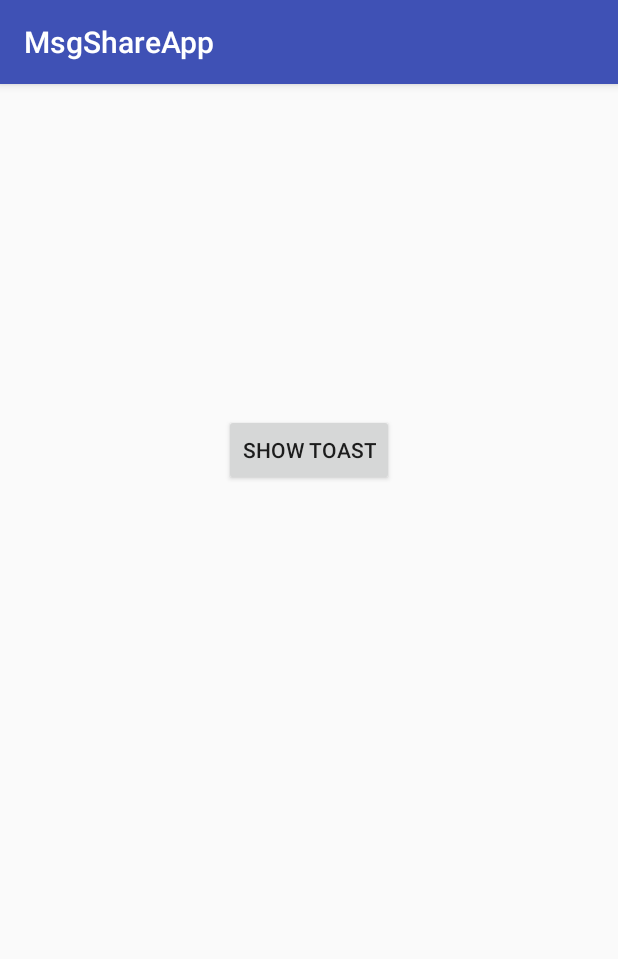
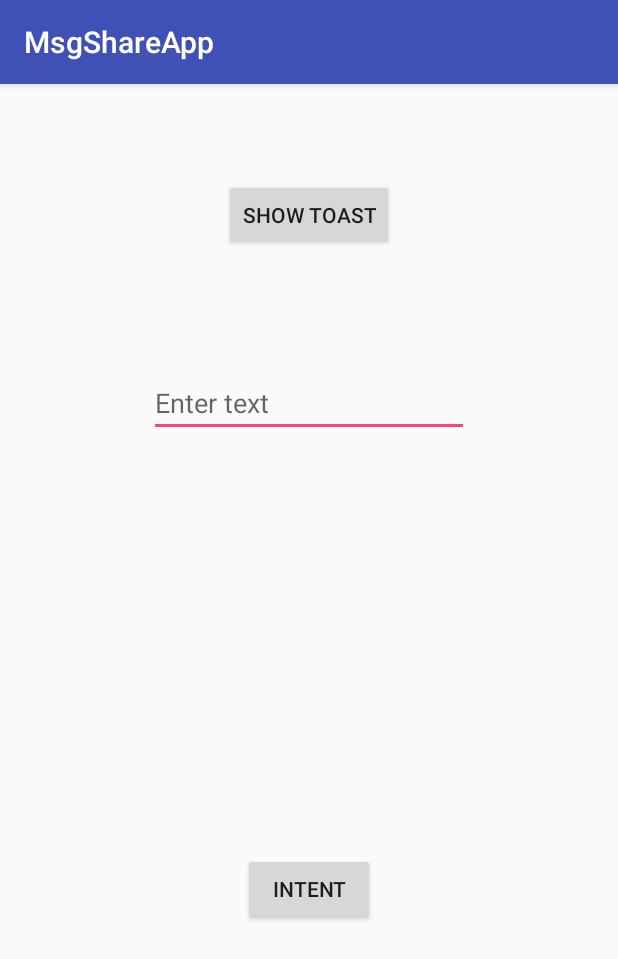
Before and after one commit to marttp/Kotlin-Android-Training, an Android app: the screen it shows after launch (MainActivity), on a phone screen of 412 x 824 dp. Shown: the top 959 px of the screen. Run offline under Robolectric (Android 15) with nearby library versions, the phone set to English and light mode, and no system bars.

Commit message:
First Commit

```diff
--- a/app/build.gradle
+++ b/app/build.gradle
@@ -24,7 +24,7 @@ android {
 
 dependencies {
     implementation fileTree(dir: 'libs', include: ['*.jar'])
-    implementation"org.jetbrains.kotlin:kotlin-stdlib-jre7:$kotlin_version"
+    implementation "org.jetbrains.kotlin:kotlin-stdlib-jre7:$kotlin_version"
     implementation 'com.android.support:appcompat-v7:27.1.1'
     implementation 'com.android.support.constraint:constraint-layout:1.1.2'
     testImplementation 'junit:junit:4.12'
--- a/app/src/main/AndroidManifest.xml
+++ b/app/src/main/AndroidManifest.xml
@@ -16,6 +16,7 @@
                 <category android:name="android.intent.category.LAUNCHER" />
             </intent-filter>
         </activity>
+        <activity android:name=".SecondActivity"></activity>
     </application>
 
 </manifest>
--- a/app/src/main/java/com/example/mart/msgshareapp/MainActivity.kt
+++ b/app/src/main/java/com/example/mart/msgshareapp/MainActivity.kt
@@ -1,6 +1,7 @@
 package com.example.mart.msgshareapp
 
 import android.annotation.SuppressLint
+import android.content.Intent
 import android.support.v7.app.AppCompatActivity
 import android.os.Bundle
 import android.util.Log
@@ -19,5 +20,14 @@ class MainActivity : AppCompatActivity() {
             Log.i("MainActivity","Button was clicked!")
             Toast.makeText(this,"Button was clicked",Toast.LENGTH_SHORT).show()
         }
+
+        sendIntent.setOnClickListener {
+            var message: String = editText.text.toString()
+//            Toast.makeText(this,message,Toast.LENGTH_SHORT).show()
+
+            val intent = Intent(this, SecondActivity::class.java)
+            startActivity(intent)
+
+        }
     }
 }
--- a/app/src/main/res/layout/activity_main.xml
+++ b/app/src/main/res/layout/activity_main.xml
@@ -16,8 +16,29 @@
             android:layout_height="wrap_content"
             android:layout_alignParentTop="true"
             android:layout_centerHorizontal="true"
-            android:layout_marginTop="220dp"
+            android:layout_marginTop="63dp"
             android:text="Show Toast" />
+
+        <EditText
+            android:id="@+id/editText"
+            android:layout_width="wrap_content"
+            android:layout_height="wrap_content"
+            android:layout_alignParentTop="true"
+            android:layout_centerHorizontal="true"
+            android:layout_marginTop="190dp"
+            android:ems="10"
+            android:inputType="textPersonName"
+            android:hint="Enter text"
+            android:text="" />
+
+        <Button
+            android:id="@+id/sendIntent"
+            android:layout_width="wrap_content"
+            android:layout_height="wrap_content"
+            android:layout_alignParentBottom="true"
+            android:layout_centerHorizontal="true"
+            android:layout_marginBottom="207dp"
+            android:text="Intent" />
     </RelativeLayout>
 
 </android.support.constraint.ConstraintLayout>
```
Also changed, not shown: app/src/main/java/com/example/mart/msgshareapp/SecondActivity.kt (added, +12 -0 lines), app/src/main/res/layout/activity_second.xml (added, +16 -0 lines).
